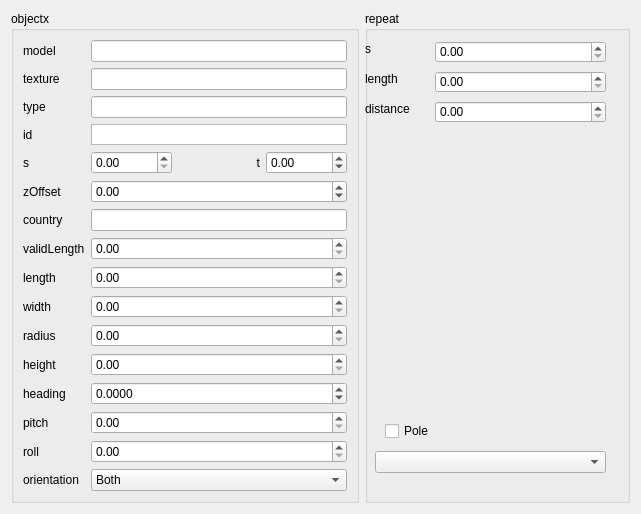
The window that src/OpenCOVER/DrivingSim/oddlot/src/settings/widgets/objectsettings.ui (hlrs-vis/covise) describes before a commit, drawn with Qt 5.
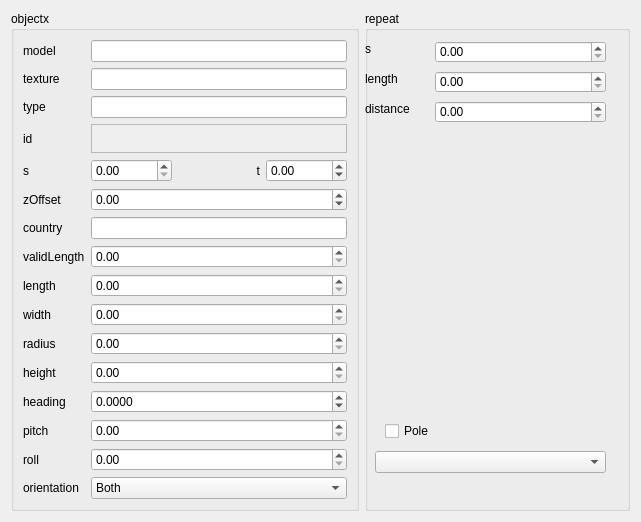
The same window after the commit.

```diff
--- a/src/OpenCOVER/DrivingSim/oddlot/src/settings/widgets/objectsettings.ui
+++ b/src/OpenCOVER/DrivingSim/oddlot/src/settings/widgets/objectsettings.ui
@@ -7,7 +7,7 @@
     <x>0</x>
     <y>0</y>
     <width>641</width>
-    <height>493</height>
+    <height>522</height>
    </rect>
   </property>
   <property name="windowTitle">
@@ -140,7 +140,7 @@
       <item row="3" column="2">
        <widget class="QTextEdit" name="idBox">
         <property name="enabled">
-         <bool>true</bool>
+         <bool>false</bool>
         </property>
         <property name="sizePolicy">
          <sizepolicy hsizetype="Expanding" vsizetype="Ignored">
```
